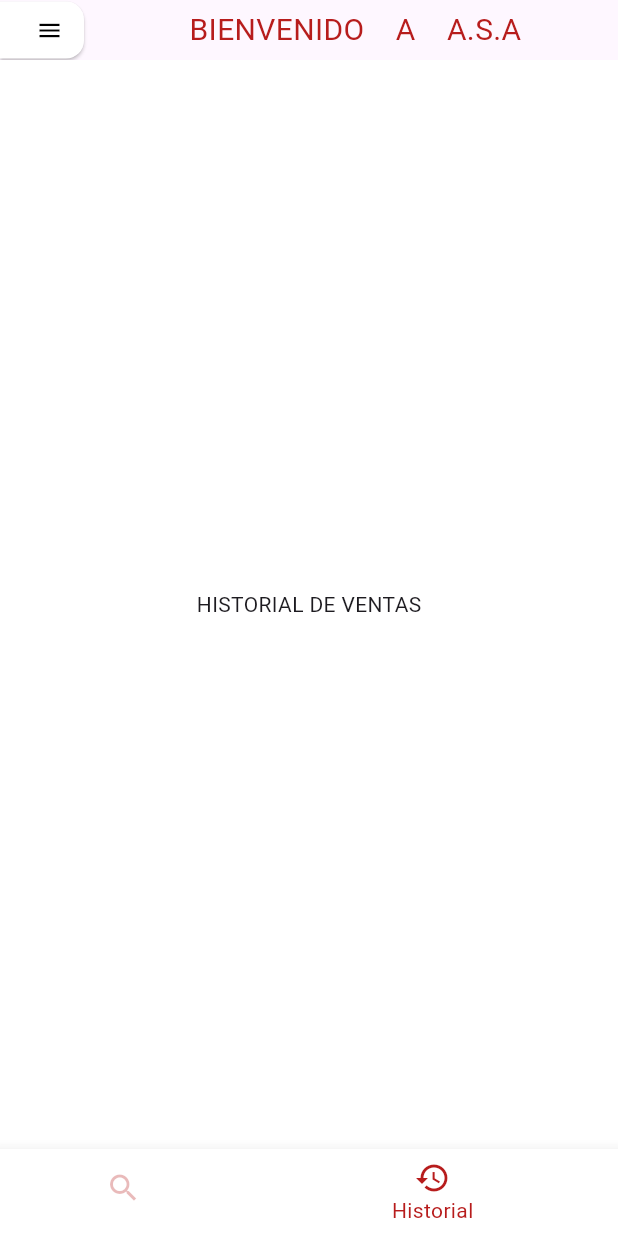
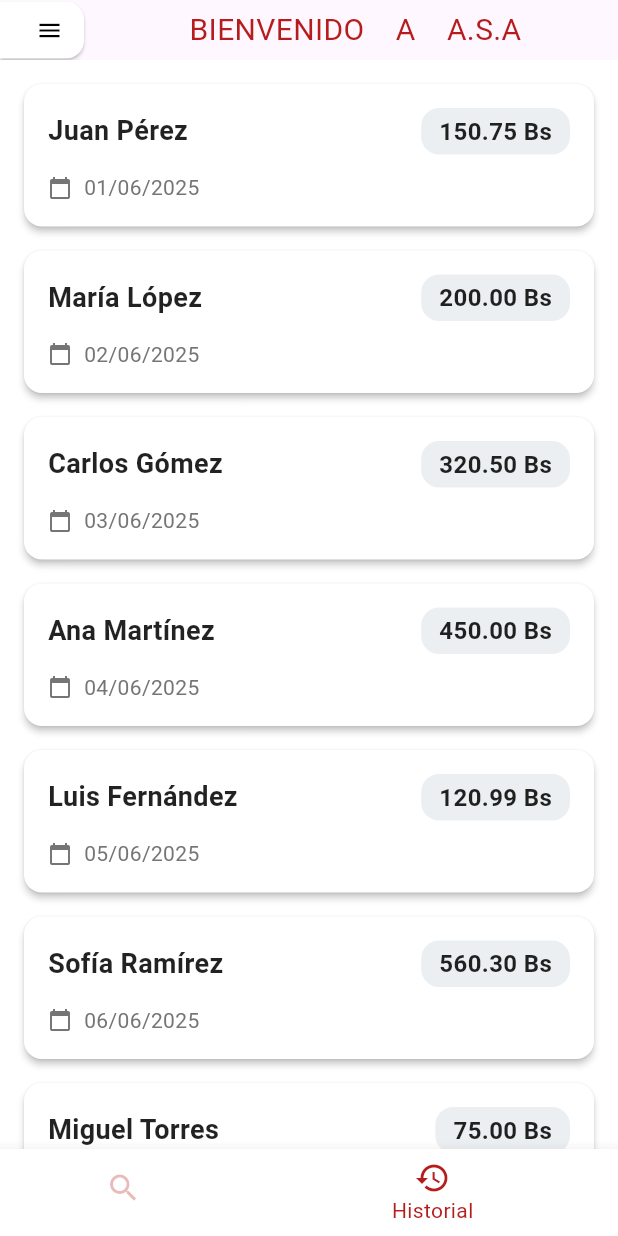
Before and after one commit to LuisCalleLazo/SanAndres_Mobile, a Flutter app: the HomePage screen opened by its route, swiped to page 2, on a phone screen of 412 x 824 dp. Run offline on Flutter 3.47's test engine with Material 3 defaults, Android fonts, the phone set to English and light mode, and no system bars; our stand-ins replace dio, flutter_dotenv, flutter_secure_storage, geolocator, go_router, google_fonts and 6 more; missing offline and left inert: flutter_pdfview; accounts and stored records are empty; network calls fail; statements that could not run were skipped.

Commit message:
view sales items by customer

```diff
--- /dev/null
+++ b/lib/domain/entities/sales/sale_customer.dart
@@ -0,0 +1,14 @@
+class SaleCustomer {
+  final int id;
+  final String seller;
+  final int sellerId;
+  final DateTime date;
+  final double totalPrice;
+  SaleCustomer({
+    required this.id,
+    required this.seller,
+    required this.sellerId,
+    required this.date,
+    required this.totalPrice,
+  });
+}
--- a/lib/presentation/screens/home/history_sale_screen.dart
+++ b/lib/presentation/screens/home/history_sale_screen.dart
@@ -1,12 +1,96 @@
 import 'package:flutter/material.dart';
+import 'package:go_router/go_router.dart';
+import 'package:san_andres_mobile/domain/entities/sales/sale_customer.dart';
+import 'package:san_andres_mobile/shared/data/sale_customer.dart';
 
 class HistorySaleScreen extends StatelessWidget {
-  const HistorySaleScreen({super.key});
+  const HistorySaleScreen({super.key}); // Mantenemos el const aquí
 
   @override
   Widget build(BuildContext context) {
-    return const Center(
-      child: Text("HISTORIAL DE VENTAS"),
+    return ListView.builder(
+      padding: const EdgeInsets.all(16),
+      itemCount: salesCustomerData.length,
+      itemBuilder: (context, index) {
+        final sale = salesCustomerData[index];
+        return _buildSaleCard(sale, context);
+      },
     );
   }
+
+  // Hacemos este método estático para evitar problemas con hot reload
+  static Widget _buildSaleCard(SaleCustomer sale, BuildContext context) {
+    return InkWell(
+      onTap: () {
+        context.push('/sales/items', extra: sale);
+      },
+      child: Card(
+        margin: const EdgeInsets.only(bottom: 16),
+        shape: RoundedRectangleBorder(
+          borderRadius: BorderRadius.circular(12),
+        ),
+        elevation: 2,
+        color: Colors.white,
+        child: Padding(
+          padding: const EdgeInsets.all(16),
+          child: Column(
+            crossAxisAlignment: CrossAxisAlignment.start,
+            children: [
+              Row(
+                mainAxisAlignment: MainAxisAlignment.spaceBetween,
+                children: [
+                  Text(
+                    sale.seller,
+                    style: const TextStyle(
+                      color: Colors.black87,
+                      fontWeight: FontWeight.bold,
+                      fontSize: 18,
+                    ),
+                  ),
+                  Container(
+                    padding: const EdgeInsets.symmetric(
+                        horizontal: 12, vertical: 4),
+                    decoration: BoxDecoration(
+                      color: Colors.blueGrey[50],
+                      borderRadius: BorderRadius.circular(12),
+                    ),
+                    child: Text(
+                      "${sale.totalPrice.toStringAsFixed(2)} Bs",
+                      style: const TextStyle(
+                        color: Colors.black87,
+                        fontSize: 16,
+                        fontWeight: FontWeight.w600,
+                      ),
+                    ),
+                  ),
+                ],
+              ),
+              const SizedBox(height: 12),
+              Row(
+                children: [
+                  Icon(
+                    Icons.calendar_today,
+                    size: 16,
+                    color: Colors.grey[600],
+                  ),
+                  const SizedBox(width: 8),
+                  Text(
+                    _formatDate(sale.date),
+                    style: TextStyle(
+                      color: Colors.grey[600],
+                      fontSize: 14,
+                    ),
+                  ),
+                ],
+              ),
+            ],
+          ),
+        ),
+      ),
+    );
+  }
+
+  static String _formatDate(DateTime date) {
+    return "${date.day.toString().padLeft(2, '0')}/${date.month.toString().padLeft(2, '0')}/${date.year}";
+  }
 }
--- /dev/null
+++ b/lib/shared/data/sale_customer.dart
@@ -0,0 +1,64 @@
+import 'package:san_andres_mobile/domain/entities/sales/sale_customer.dart';
+
+final List<SaleCustomer> salesCustomerData = [
+  SaleCustomer(
+      id: 1,
+      seller: "Juan Pérez",
+      sellerId: 101,
+      date: DateTime(2025, 6, 1),
+      totalPrice: 150.75),
+  SaleCustomer(
+      id: 2,
+      seller: "María López",
+      sellerId: 102,
+      date: DateTime(2025, 6, 2),
+      totalPrice: 200.00),
+  SaleCustomer(
+      id: 3,
+      seller: "Carlos Gómez",
+      sellerId: 103,
+      date: DateTime(2025, 6, 3),
+      totalPrice: 320.50),
+  SaleCustomer(
+      id: 4,
+      seller: "Ana Martínez",
+      sellerId: 104,
+      date: DateTime(2025, 6, 4),
+      totalPrice: 450.00),
+  SaleCustomer(
+      id: 5,
+      seller: "Luis Fernández",
+      sellerId: 105,
+      date: DateTime(2025, 6, 5),
+      totalPrice: 120.99),
+  SaleCustomer(
+      id: 6,
+      seller: "Sofía Ramírez",
+      sellerId: 106,
+      date: DateTime(2025, 6, 6),
+      totalPrice: 560.30),
+  SaleCustomer(
+      id: 7,
+      seller: "Miguel Torres",
+      sellerId: 107,
+      date: DateTime(2025, 6, 7),
+      totalPrice: 75.00),
+  SaleCustomer(
+      id: 8,
+      seller: "Laura Sánchez",
+      sellerId: 108,
+      date: DateTime(2025, 6, 8),
+      totalPrice: 300.10),
+  SaleCustomer(
+      id: 9,
+      seller: "Pedro Díaz",
+      sellerId: 109,
+      date: DateTime(2025, 6, 9),
+      totalPrice: 220.45),
+  SaleCustomer(
+      id: 10,
+      seller: "Elena Ruiz",
+      sellerId: 110,
+      date: DateTime(2025, 6, 10),
+      totalPrice: 410.00),
+];
```
Also changed, not shown: lib/config/router/sales_routes.dart (+10 -0 lines), lib/domain/entities/sales/sale_item.dart (added, +16 -0 lines), lib/presentation/pages/autoparts/maps_search_autopart.dart (+9 -4 lines), lib/presentation/pages/sales/sale_items_page.dart (added, +177 -0 lines), lib/shared/data/sale_item.dart (added, +101 -0 lines).
